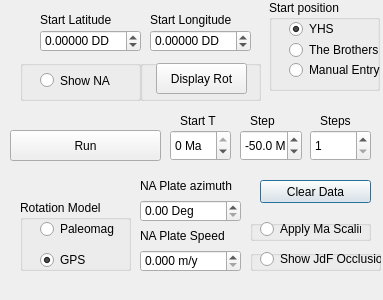
Above: pnw_rotation_py/pnw_rotation_py_dialog_base.ui from DrStriate/Geology before the change. Below: the same form after it.
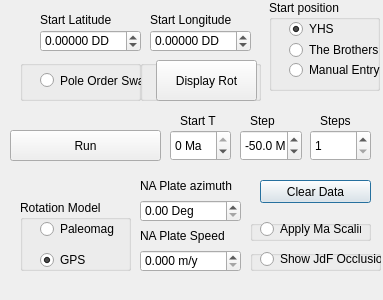
That is the form after the change.

Commit message: Added swapped pole order mode

```diff
--- a/pnw_rotation_py/pnw_rotation_py_dialog_base.ui
+++ b/pnw_rotation_py/pnw_rotation_py_dialog_base.ui
@@ -155,7 +155,7 @@
      <rect>
       <x>20</x>
       <y>10</y>
-      <width>91</width>
+      <width>101</width>
       <height>21</height>
      </rect>
     </property>
@@ -163,7 +163,7 @@
      <number>9</number>
     </property>
     <property name="text">
-     <string>Show NA </string>
+     <string>Pole Order Swap</string>
     </property>
     <property name="checked">
      <bool>false</bool>
@@ -516,9 +516,9 @@
     <property name="geometry">
      <rect>
       <x>16</x>
-      <y>3</y>
-      <width>91</width>
-      <height>31</height>
+      <y>0</y>
+      <width>101</width>
+      <height>41</height>
      </rect>
     </property>
     <property name="text">
```
Left out of the diff: 2 changed lines with no effect on the pictures. The commit also changes 6 other files.
